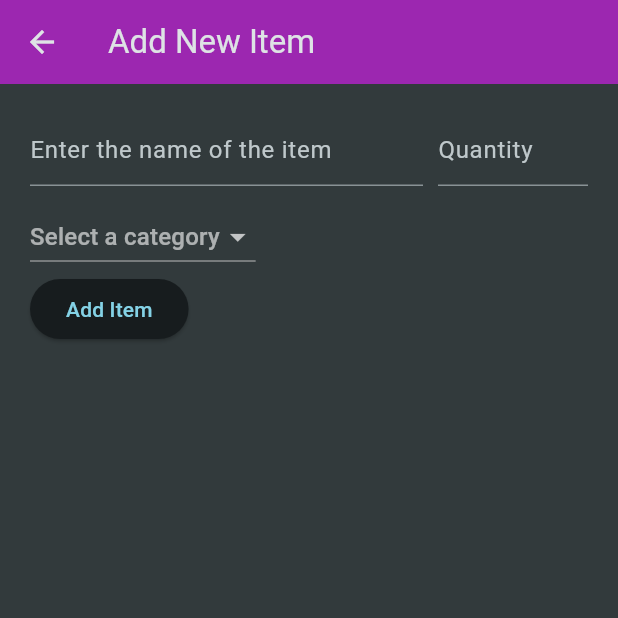
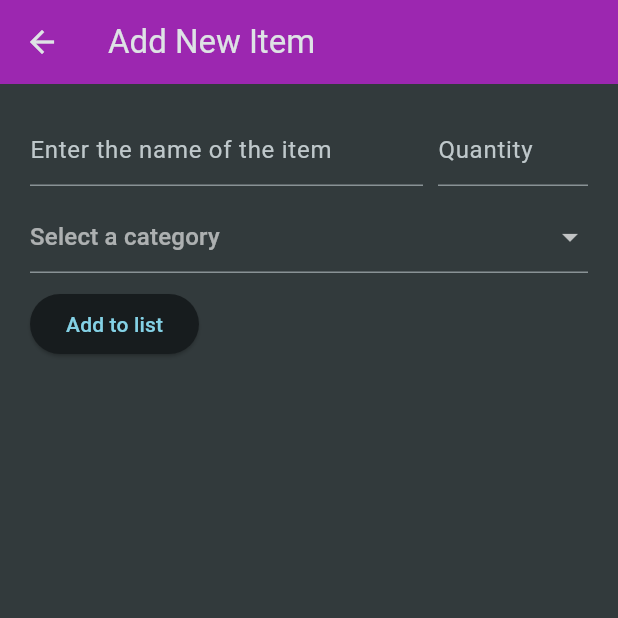
Before and after one commit to Fenysk/6_flutter_shopping_list_app, a Flutter app: the screen it shows after launch, after a tap on the "add" icon, on a phone screen of 412 x 824 dp, the top half of it. Run offline on Flutter 3.47's test engine with Material 3 defaults, Android fonts, the phone set to English and light mode, and no system bars.

```diff
--- a/lib/data/dummy_items.dart
+++ b/lib/data/dummy_items.dart
@@ -4,12 +4,12 @@ import 'package:shopping_list_app/models/category.dart';
 
 final groceryItems = [
   GroceryItem(
-    name: 'Milk',
+    name: '1L Milk',
     quantity: 1,
     category: categories[Categories.dairy]!,
   ),
   GroceryItem(
-    name: 'Bananas',
+    name: 'Banana',
     quantity: 5,
     category: categories[Categories.fruit]!,
   ),
--- a/lib/widgets/new_grocery_item.dart
+++ b/lib/widgets/new_grocery_item.dart
@@ -17,6 +17,8 @@ class _NewGroceryItemState extends State<NewGroceryItem> {
   final TextEditingController _quantityController = TextEditingController();
   Category? _selectedCategory;
 
+  final GlobalKey<FormState> _formKey = GlobalKey<FormState>();
+
   @override
   Widget build(BuildContext context) {
     return Scaffold(
@@ -26,66 +28,81 @@ class _NewGroceryItemState extends State<NewGroceryItem> {
       ),
       body: Padding(
         padding: const EdgeInsets.all(20),
+        child: Form(
+          key: _formKey,
           child: Column(
             crossAxisAlignment: CrossAxisAlignment.start,
             children: [
               Row(
                 children: [
                   Expanded(
-                  child: TextField(
+                    child: TextFormField(
                       controller: _nameController,
                       keyboardType: TextInputType.name,
                       keyboardAppearance: Brightness.light,
                       decoration: const InputDecoration(
                         hintText: 'Enter the name of the item',
                       ),
+                      validator: (value) {
+                        if (value == null || value.isEmpty) {
+                          return 'Please enter a name';
+                        }
+                        return null;
+                      },
                     ),
                   ),
                   const SizedBox(width: 10),
                   SizedBox(
                     width: 100,
-                  child: TextField(
+                    child: TextFormField(
                       controller: _quantityController,
                       keyboardType: TextInputType.number,
                       keyboardAppearance: Brightness.light,
                       decoration: const InputDecoration(
                         hintText: 'Quantity',
                       ),
+                      validator: (value) {
+                        if (value == null || value.isEmpty) return 'Please enter a quantity';
+                        if (int.tryParse(value) == null) return 'Please enter a valid number';
+                        return null;
+                      },
                     ),
                   ),
                 ],
               ),
               const SizedBox(height: 10),
-            DropdownButton<Category>(
+              DropdownButtonFormField<Category>(
                 value: _selectedCategory,
                 hint: const Text('Select a category'),
-              items: categories.values.map((Category category) {
-                return DropdownMenuItem<Category>(
+                items: categories.values
+                    .map((Category category) => DropdownMenuItem<Category>(
                           value: category,
                           child: Text(category.title),
-                );
-              }).toList(),
-              onChanged: (Category? newValue) {
-                setState(() {
-                  _selectedCategory = newValue;
-                });
+                        ))
+                    .toList(),
+                onChanged: (Category? newCategory) => setState(() => _selectedCategory = newCategory),
+                validator: (value) {
+                  if (value == null) return 'Please select a category';
+                  return null;
                 },
               ),
+              const SizedBox(height: 10),
               ElevatedButton(
                 onPressed: () {
-                if (_nameController.text.isEmpty || _quantityController.text.isEmpty || _selectedCategory == null) return;
-
+                  if (_formKey.currentState!.validate()) {
                     final newItem = GroceryItem(
                       name: _nameController.text,
-                  quantity: int.tryParse(_quantityController.text) ?? 1,
+                      quantity: int.tryParse(_quantityController.text)!,
                       category: _selectedCategory!,
                     );
 
                     widget.onSubmitNewItem(newItem, context);
+                  }
                 },
-              child: const Text('Add Item'),
+                child: const Text('Add to list'),
               ),
             ],
+          ),
         ),
       ),
     );
```
Lines whose indentation alone changed are shown as unchanged.
